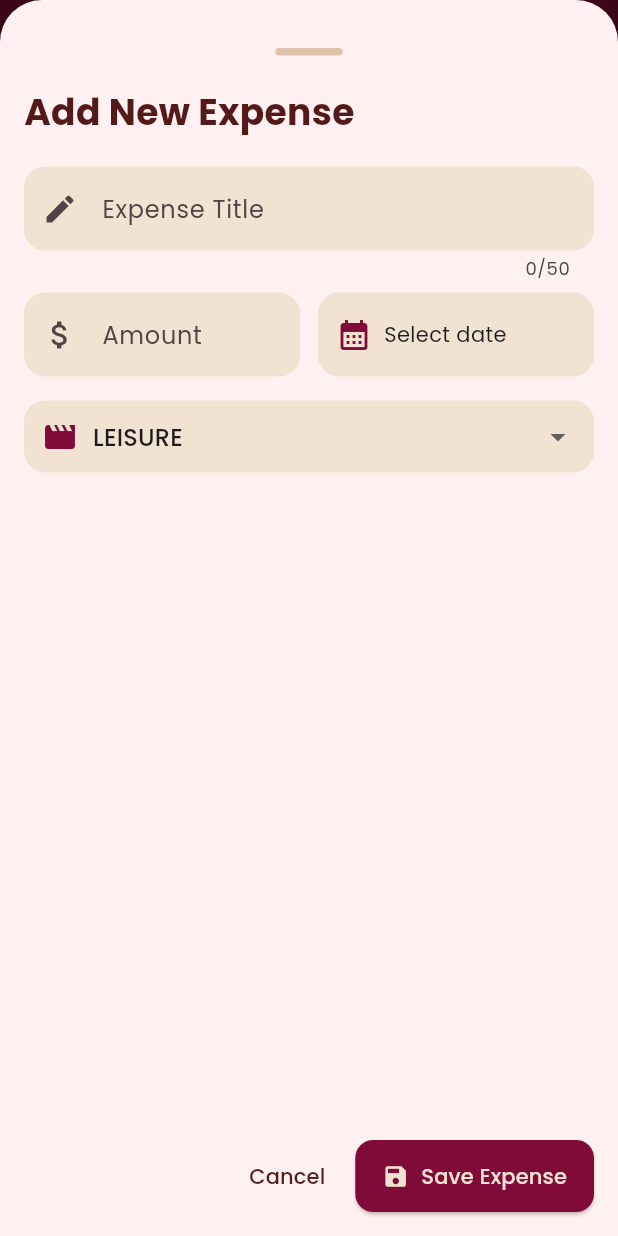
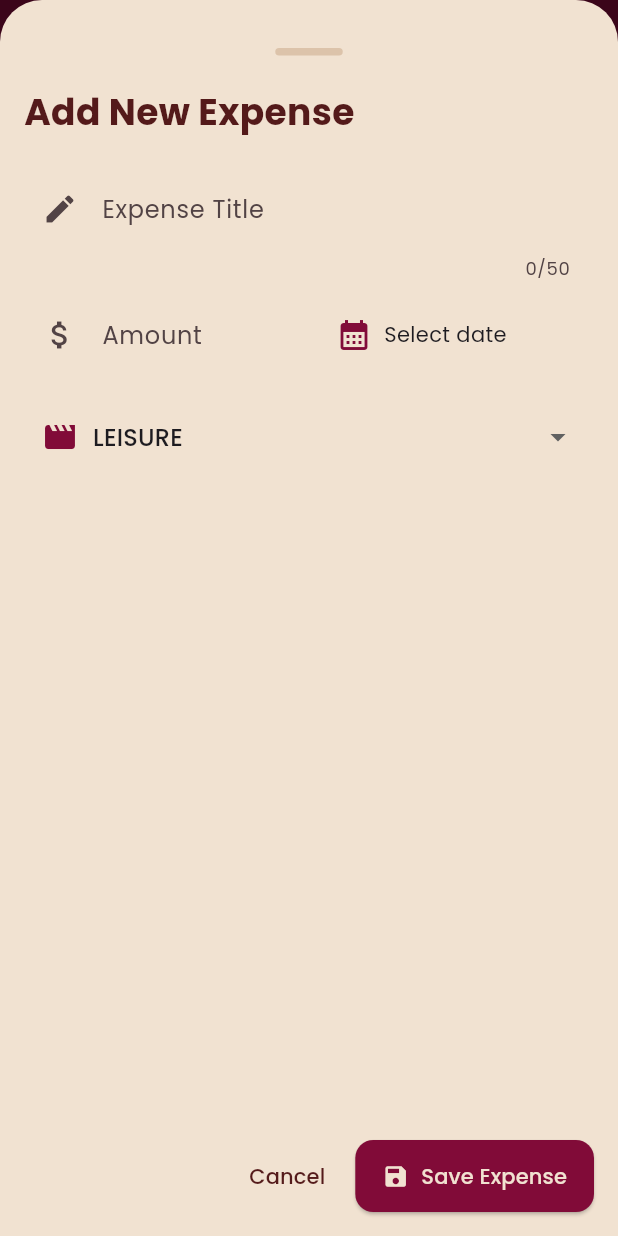
Before and after one commit to kylamurakami/CSIT284-Dacula, a Flutter app: the screen it shows after launch, after a tap on the "add" icon, on a phone screen of 412 x 824 dp. Run offline on Flutter 3.47's test engine with Material 3 defaults, Android fonts, the phone set to English and light mode, and no system bars; our stand-ins replace google_fonts.

Commit message:
Style expense input bottom sheet

```diff
--- a/expense_tracker/lib/widgets/expenses.dart
+++ b/expense_tracker/lib/widgets/expenses.dart
@@ -31,12 +31,20 @@ class _ExpensesState extends State<Expenses> {
   ];
 
   void _openAddExpenseOverlay() {
-    showModalBottomSheet(
-      isScrollControlled: true,
-      context: context,
-      builder: (ctx) => NewExpense(onAddExpense: _addExpense),
-    );
-  }
+  showModalBottomSheet(
+    isScrollControlled: true,
+    backgroundColor: const Color(0xFFF1E2D1),
+    shape: const RoundedRectangleBorder(
+      borderRadius: BorderRadius.vertical(
+        top: Radius.circular(28),
+      ),
+    ),
+    context: context,
+    builder: (ctx) => NewExpense(
+      onAddExpense: _addExpense,
+    ),
+  );
+}
 
   void _addExpense(Expense expense) {
     setState(() {
```
